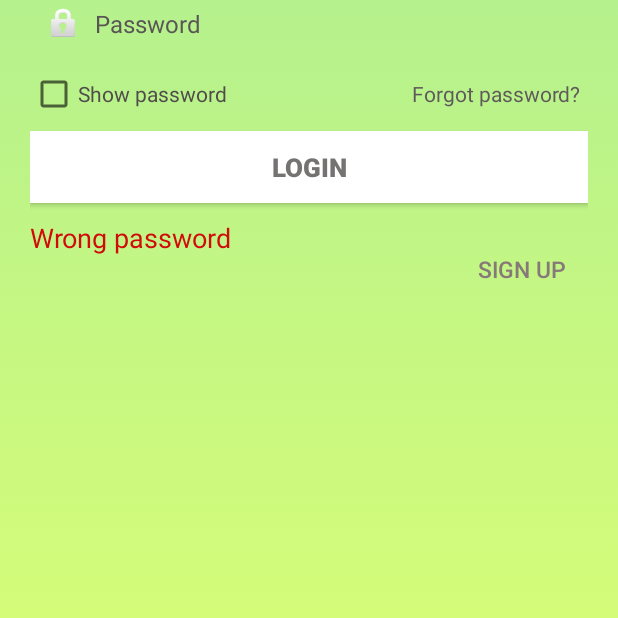
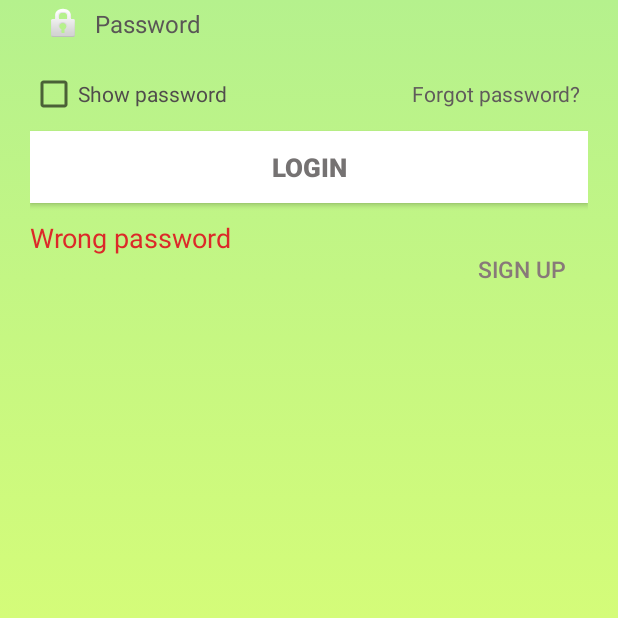
Before and after one commit to TomazMazej/plant_care, an Android app: the screen it shows after launch (MainActivity), in the side drawer, after a tap on "Log In", on a phone screen of 412 x 824 dp, the part 618-1236 px from its top. Run offline under Robolectric (Android 15) with nearby library versions, the phone set to English and light mode, and no system bars; 4 statements that could not run were skipped.

Commit message:
Design for Login fragment and Sign up fragment

```diff
--- a/app/src/main/res/layout/fragment_log_in.xml
+++ b/app/src/main/res/layout/fragment_log_in.xml
@@ -118,7 +118,7 @@
                 android:layout_height="48dp"
                 android:layout_weight="1"
                 android:text="Wrong password"
-                android:textColor="#D10A0A"
+                android:textColor="#DC2929"
                 android:textSize="18sp" />
 
             <Button
```
